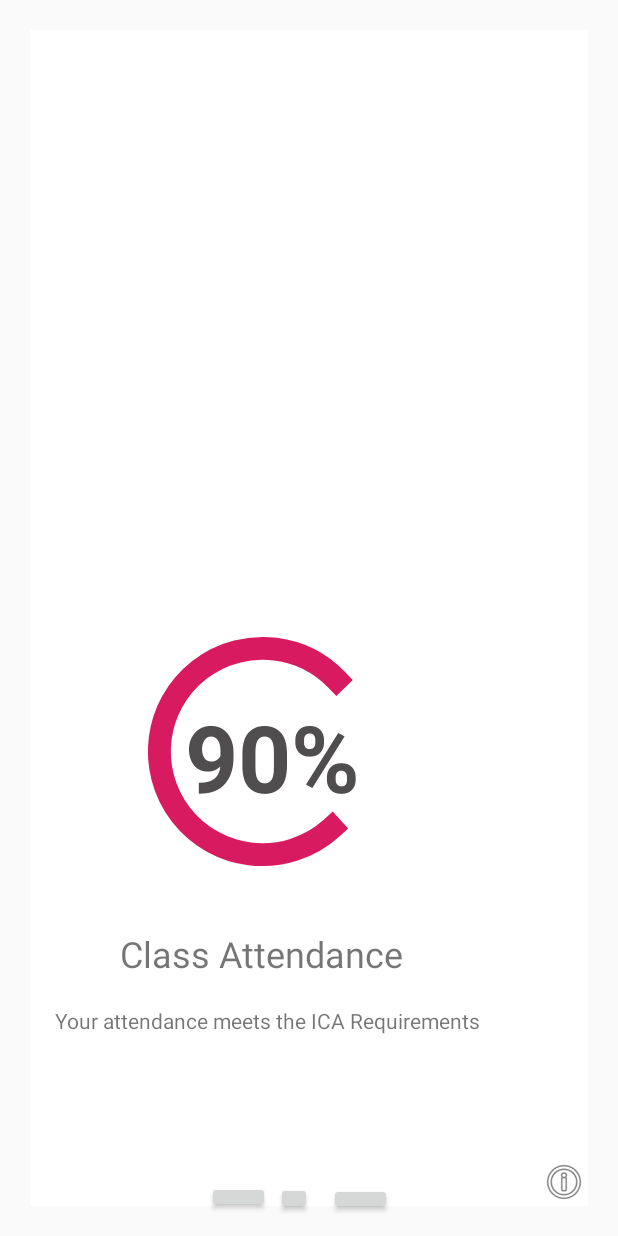
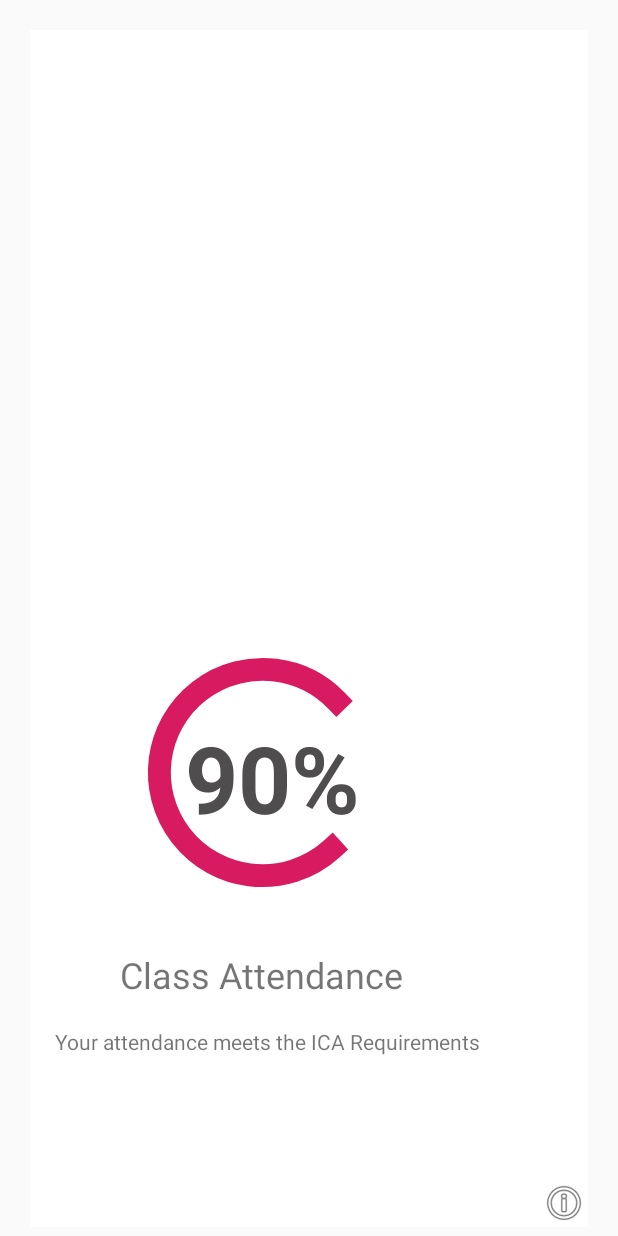
Before and after one commit to AbelLim/Attendance-Application, an Android app: the layout fragment_class_attendance.xml on its own in the app's theme, with its tools: preview values and no code run, on a phone screen of 412 x 824 dp. Run offline under Robolectric (Android 15) with nearby library versions, the phone set to English and light mode, and no system bars; plain views replace CircularProgressBar, ShadowView.

Commit message:
Completed the slide gesture for campus and class attendance.

```diff
--- a/app/src/main/res/layout/fragment_class_attendance.xml
+++ b/app/src/main/res/layout/fragment_class_attendance.xml
@@ -4,35 +4,6 @@
     android:layout_width="match_parent"
     android:layout_height="match_parent"
     tools:context="com.example.arx8l.attendenceapp.ClassAttendanceFragment">
-
-    <Button
-        android:id="@+id/button3"
-        android:layout_width="24dp"
-        android:layout_height="22dp"
-        android:layout_alignParentStart="true"
-        android:layout_alignParentBottom="true"
-        android:layout_marginStart="184dp"
-        android:layout_marginBottom="14dp" />
-
-    <Button
-        android:id="@+id/class_left_button"
-        android:layout_width="42dp"
-        android:layout_height="21dp"
-        android:layout_alignParentStart="true"
-        android:layout_alignParentBottom="true"
-        android:layout_marginStart="138dp"
-        android:layout_marginBottom="15dp"
-        android:text="Button" />
-
-    <Button
-        android:id="@+id/class_right_button"
-        android:layout_width="42dp"
-        android:layout_height="21dp"
-        android:layout_alignParentStart="true"
-        android:layout_alignParentBottom="true"
-        android:layout_marginStart="219dp"
-        android:layout_marginBottom="14dp"
-        android:text="Button" />
 
     <com.loopeer.shadow.ShadowView
         android:id="@+id/percentage_class"
@@ -73,21 +44,6 @@
                 app:progressbar_color="#8cc63e"
                 app:progressbar_width="12dp" />
 
-            <TextView
-                android:id="@+id/class_check_percentage"
-                android:layout_width="wrap_content"
-                android:layout_height="wrap_content"
-                android:layout_alignParentStart="true"
-                android:layout_alignParentBottom="true"
-                android:layout_marginStart="103dp"
-                android:layout_marginTop="87dp"
-                android:layout_marginEnd="86dp"
-                android:layout_marginBottom="258dp"
-                android:text="90%"
-                android:textColor="#504d4e"
-                android:textSize="62sp"
-                android:textStyle="bold" />
-
 
             <TextView
                 android:id="@+id/textView"
@@ -112,6 +68,20 @@
                 android:text="Your attendance meets the ICA Requirements"
                 android:textAlignment="center" />
 
+            <TextView
+                android:id="@+id/class_check_percentage"
+                android:layout_width="wrap_content"
+                android:layout_height="wrap_content"
+                android:layout_alignParentStart="true"
+                android:layout_alignParentBottom="true"
+                android:layout_marginStart="103dp"
+                android:layout_marginTop="87dp"
+                android:layout_marginBottom="258dp"
+                android:text="90%"
+                android:textColor="#504d4e"
+                android:textSize="62sp"
+                android:textStyle="bold" />
+
             <ImageView
                 android:id="@+id/info_1"
                 android:layout_width="wrap_content"
```
Also changed, not shown: app/src/main/java/com/example/arx8l/attendenceapp/CampusAttendanceFragment.java (+11 -11 lines), app/src/main/java/com/example/arx8l/attendenceapp/CheckMyAttendanceFragment.java (+49 -0 lines), app/src/main/java/com/example/arx8l/attendenceapp/ClassAttendanceFragment.java (+16 -12 lines), app/src/main/java/com/example/arx8l/attendenceapp/MainScreenFragment.java (+15 -12 lines), app/src/main/java/com/example/arx8l/attendenceapp/OnSwipeTouchListener.java (added, +50 -0 lines), app/src/main/res/layout/fragment_campus_attendance.xml (+0 -30 lines).
